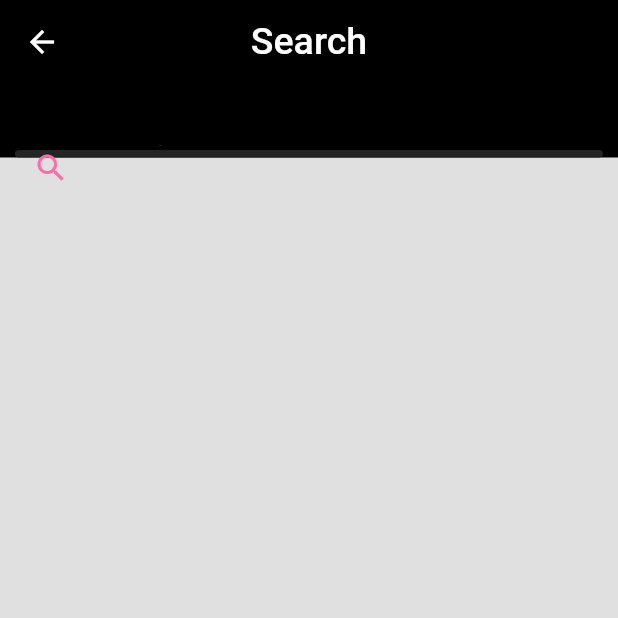
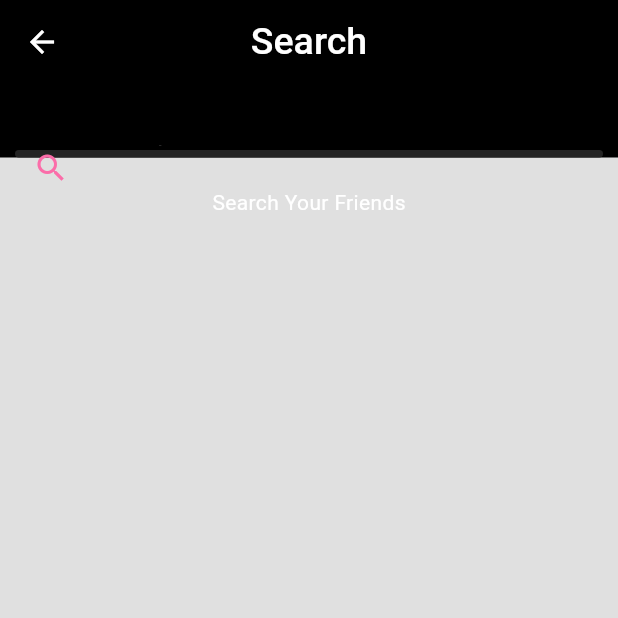
Before and after one commit to theeeep/thread_clone, a Flutter app: the SearchPage screen opened directly, on a phone screen of 412 x 824 dp, the top half of it. Run offline on Flutter 3.47's test engine with Material 3 defaults, Android fonts, the phone set to English and light mode, and no system bars; our stand-ins replace flutter_dotenv, flutter_image_compress, form_validator, get, get_storage, image_picker and 2 more; accounts and stored records are empty.

Commit message:
- feat: Add search functionality - chore: Update user model for search - chore: Create search user controller - chore: Create user tile widget for search page

```diff
--- a/lib/features/home/model/user_model.dart
+++ b/lib/features/home/model/user_model.dart
@@ -1,11 +1,13 @@
 class User {
   String? email;
+  String? created_at;
   Metadata? metadata;
 
-  User({this.email, this.metadata});
+  User({this.email, this.metadata, this.created_at});
 
   User.fromJson(Map<String, dynamic> json) {
     email = json['email'];
+    created_at = json['created_at'];
     metadata =
         json['metadata'] != null ? Metadata.fromJson(json['metadata']) : null;
   }
@@ -13,6 +15,7 @@ class User {
   Map<String, dynamic> toJson() {
     final Map<String, dynamic> data = <String, dynamic>{};
     data['email'] = email;
+    data['created_at'] = created_at;
     if (metadata != null) {
       data['metadata'] = metadata!.toJson();
     }
--- a/lib/features/search/page/search_page.dart
+++ b/lib/features/search/page/search_page.dart
@@ -1,6 +1,9 @@
 import 'package:flutter/material.dart';
 import 'package:get/get.dart';
+import 'package:thread_clone/features/home/widgets/loading_widget.dart';
+import 'package:thread_clone/features/search/controller/search_user_controller.dart';
 import 'package:thread_clone/features/search/widgets/search_input_field.dart';
+import 'package:thread_clone/features/search/widgets/user_tile.dart';
 
 class SearchPage extends StatefulWidget {
   const SearchPage({super.key});
@@ -10,10 +13,13 @@ class SearchPage extends StatefulWidget {
 }
 
 class _SearchPageState extends State<SearchPage> {
-  final controller = TextEditingController();
+  final textEditingController = TextEditingController();
+  final searchController = Get.put(SearchUserController());
 
   void searchUser(String? name) async {
-    if (name != null) {}
+    if (name != null) {
+      searchController.searchUser(name);
+    }
   }
 
   @override
@@ -37,9 +43,37 @@ class _SearchPageState extends State<SearchPage> {
                 right: 10,
               ),
               child: SearchInputField(
-                  controller: controller, callback: searchUser),
+                  controller: textEditingController, callback: searchUser),
             ),
-          )
+          ),
+          SliverToBoxAdapter(
+            child: Obx(
+              () => searchController.searchLoading.value
+                  ? const LoadingWidget()
+                  : Column(
+                      children: [
+                        if (searchController.users.isNotEmpty)
+                          ListView.builder(
+                            itemCount: searchController.users.length,
+                            shrinkWrap: true,
+                            physics: const BouncingScrollPhysics(),
+                            itemBuilder: (context, index) =>
+                                UserTile(user: searchController.users[index]),
+                          )
+                        else if (searchController.users.isEmpty &&
+                            searchController.notFound.value == true)
+                          const Text("No User found")
+                        else
+                          const Center(
+                            child: Padding(
+                              padding: EdgeInsets.only(top: 20),
+                              child: Text("Search Your Friends"),
+                            ),
+                          ),
+                      ],
+                    ),
+            ),
+          ),
         ],
       ),
     );
```
Also changed, not shown: lib/features/search/controller/search_user_controller.dart (added, +33 -0 lines), lib/features/search/widgets/user_tile.dart (added, +35 -0 lines).
